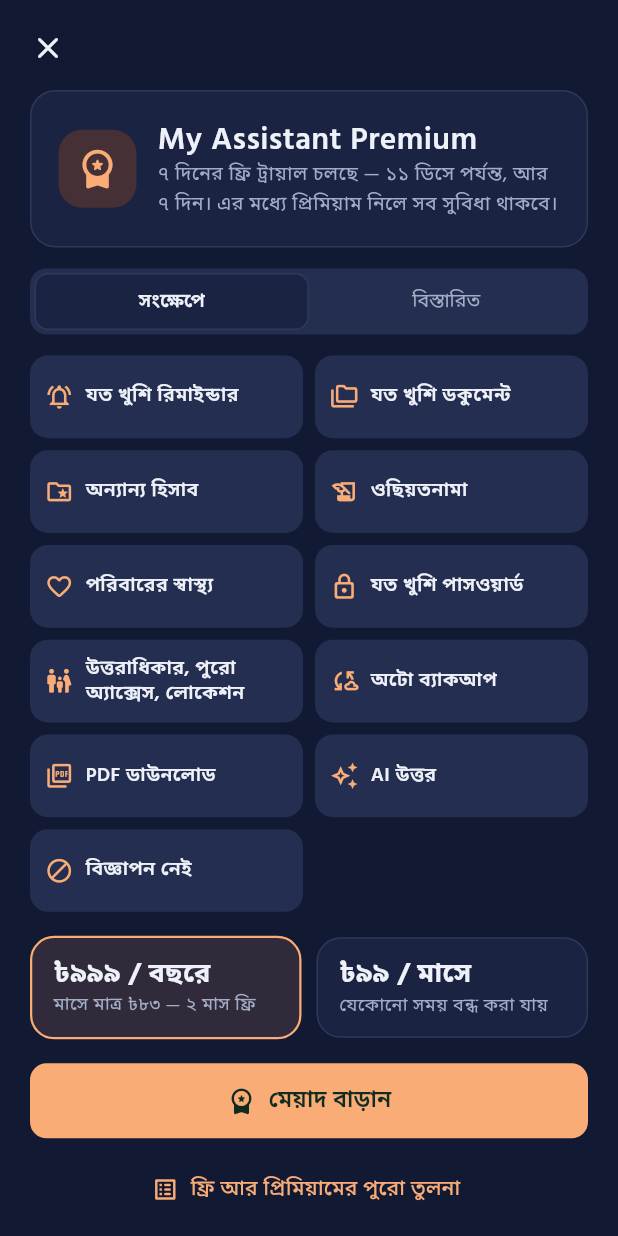
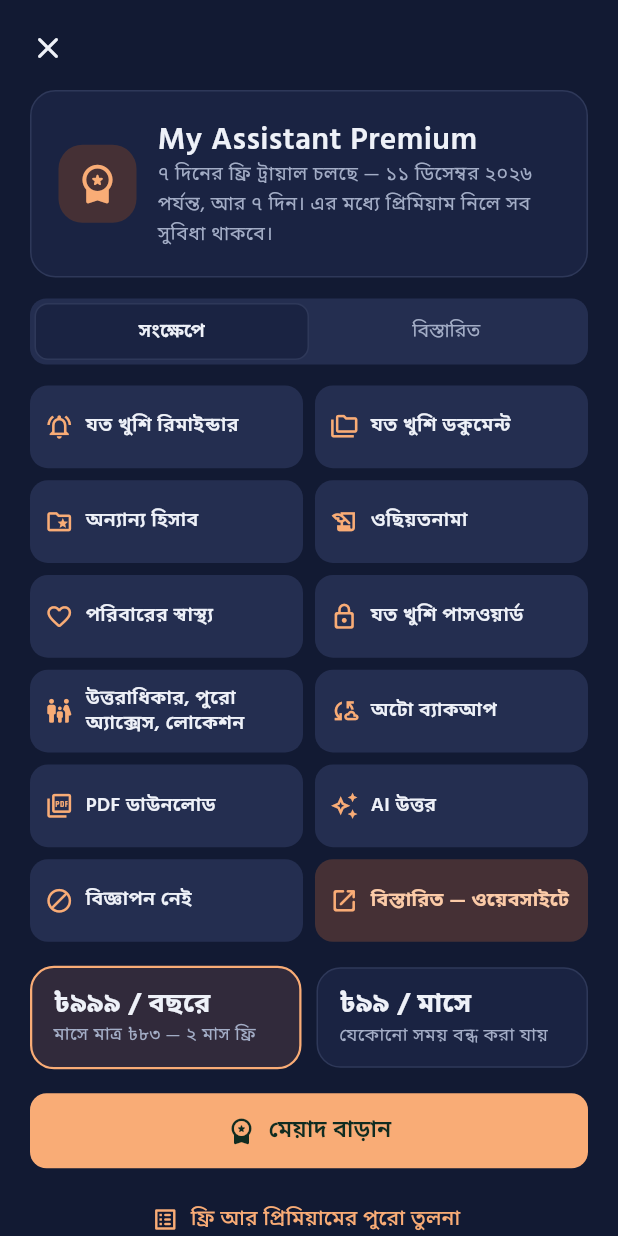
Before and after one commit to iamsaifsaiful/digital_brain, a Flutter app: the ProScreen screen opened directly, on a phone screen of 412 x 824 dp. Run offline on Flutter 3.47's test engine with Material 3 defaults, Android fonts, the phone set to English and light mode, and no system bars; our stand-ins replace clock, flutter_local_notifications, flutter_secure_storage, flutter_tts, image_picker, local_auth and 4 more; missing offline and left inert: cryptography, dart:ffi, file_selector; accounts and stored records are empty; network calls fail; statements that could not run were skipped.

Commit message:
Premium: website details tile in the brief grid; Premium and trial dates with the year
Co-Authored-By: Claude Opus 5.5 <noreply@anthropic.com>
Claude-Session: https://claude.ai/code/session_01G1sAMBbMddrifXAjtJ8HxE

```diff
--- a/lib/logic/strings_en.dart
+++ b/lib/logic/strings_en.dart
@@ -3286,6 +3286,7 @@ const enStrings = <String, String>{
   '৩ দিন আগেও': '3 days before too',
   '৩০ সে.': '30 s',
   '৩০টা ডকুমেন্ট': '30 documents',
+  'বিস্তারিত — ওয়েবসাইটে': 'Details — on our website',
   'জরুরি কার্ডে থাকবে; মোবাইল নম্বর আর শেষ রক্তদানের তারিখসহ আমাদের সার্ভারেও থাকবে, যেন বিপদে সাহায্য করা যায়।': 'Kept on the emergency card, and on our server with your mobile number and last donation date, so we can help in an emergency.',
   'রক্তের গ্রুপ {0} — নম্বর আর শেষ রক্তদান দিন': 'Blood group {0} — add your number and last donation',
   'বিপদে সাহায্যের জন্য এগুলো আমাদের সার্ভারে থাকবে': 'Kept on our server so we can help in an emergency',
--- a/lib/screens/pro_screen.dart
+++ b/lib/screens/pro_screen.dart
@@ -68,11 +68,11 @@ class _ProScreenState extends State<ProScreen> {
         ? tr('এই অ্যাপে এখন সব সুবিধা খোলা — কিছুই তালাবদ্ধ নয়।')
         : brain.onTrial
             ? trf('৭ দিনের ফ্রি ট্রায়াল চলছে — {0} পর্যন্ত, আর {1} দিন। এর মধ্যে প্রিমিয়াম নিলে সব সুবিধা থাকবে।',
-                [shortDate(brain.trialEnds!), bnDigits(brain.trialEnds!.difference(brain.services.now()).inHours ~/ 24 + 1)])
+                [fullDate(brain.trialEnds!), bnDigits(brain.trialEnds!.difference(brain.services.now()).inHours ~/ 24 + 1)])
             : brain.pro
                 ? switch (brain.proKind) {
                     'test' => tr('প্রিমিয়াম চালু (প্রিভিউ পরীক্ষা)'),
-                    _ => until == null ? tr('প্রিমিয়াম চালু') : trf('প্রিমিয়াম চালু — {0} পর্যন্ত', [shortDate(until)]),
+                    _ => until == null ? tr('প্রিমিয়াম চালু') : trf('প্রিমিয়াম চালু — {0} পর্যন্ত', [fullDate(until)]),
                   }
                 : brain.trialOver
                     ? tr('৭ দিনের ফ্রি ট্রায়াল শেষ। এই কয়দিনে যা রেখেছেন সব আছে, দেখা যাবে; প্রিমিয়ামের সুবিধাগুলো আবার পেতে প্রিমিয়াম নিন।')
@@ -105,6 +105,25 @@ class _ProScreenState extends State<ProScreen> {
                 const SizedBox(width: 8),
                 Expanded(child: Text(tr(_short[f]?.$1 ?? proInfo[f]!.title), maxLines: 2, overflow: TextOverflow.ellipsis, style: body(13, weight: FontWeight.w600, height: 1.25))),
               ]),
+            ),
+          // The last cell (owner, 28 Oct): the details on our website.
+          if (showProLink)
+            Material(
+              color: C.greenTint,
+              borderRadius: BorderRadius.circular(12),
+              child: InkWell(
+                key: const Key('pro-brief-website'),
+                borderRadius: BorderRadius.circular(12),
+                onTap: () => _getPro(brain),
+                child: Padding(
+                  padding: const EdgeInsets.symmetric(horizontal: 10),
+                  child: Row(children: [
+                    Icon(Icons.open_in_new_rounded, size: 19, color: C.green),
+                    const SizedBox(width: 8),
+                    Expanded(child: Text(tr('বিস্তারিত — ওয়েবসাইটে'), maxLines: 2, overflow: TextOverflow.ellipsis, style: body(13, weight: FontWeight.w700, color: C.greenDark, height: 1.25))),
+                  ]),
+                ),
+              ),
             ),
         ],
       ),
--- a/lib/screens/settings_parts.dart
+++ b/lib/screens/settings_parts.dart
@@ -359,7 +359,7 @@ class PlanBadge extends StatelessWidget {
         : trial
             ? tr('ট্রায়াল')
             : tr('প্রিমিয়াম');
-    final sub = pro && until != null ? trf('{0} পর্যন্ত', [shortDate(until)]) : (pro ? '' : tr('প্রিমিয়াম নিন'));
+    final sub = pro && until != null ? trf('{0} পর্যন্ত', [fullDate(until)]) : (pro ? '' : tr('প্রিমিয়াম নিন'));
     final fg = pro ? C.ochre : C.muted;
     final bg = pro ? C.ochreTint : C.chip;
     return Align(
```
